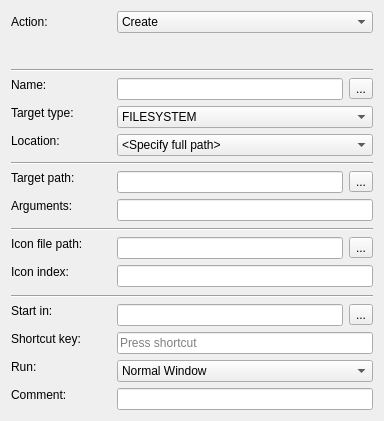
august-alt/policy-preferences-editor-prototype, file src/apps/mvvm-folders/shortcuts/shortcutswidget.ui: the form before one commit.
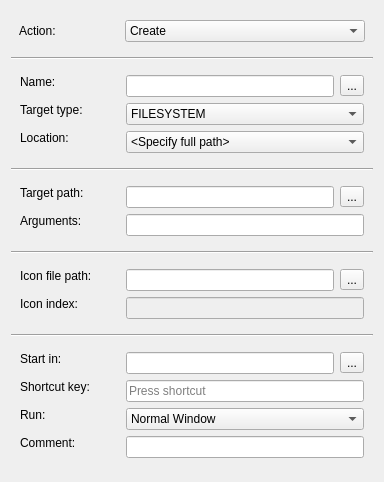
The form after the commit.

```diff
--- a/src/apps/mvvm-folders/shortcuts/shortcutswidget.ui
+++ b/src/apps/mvvm-folders/shortcuts/shortcutswidget.ui
@@ -7,66 +7,13 @@
     <x>0</x>
     <y>0</y>
     <width>384</width>
-    <height>421</height>
+    <height>482</height>
    </rect>
   </property>
   <property name="windowTitle">
    <string>Form</string>
   </property>
   <layout class="QGridLayout" name="gridLayout">
-   <item row="0" column="0">
-    <layout class="QFormLayout" name="actionLayout">
-     <item row="0" column="0">
-      <widget class="QLabel" name="actionLabel">
-       <property name="sizePolicy">
-        <sizepolicy hsizetype="MinimumExpanding" vsizetype="Preferred">
-         <horstretch>0</horstretch>
-         <verstretch>0</verstretch>
-        </sizepolicy>
-       </property>
-       <property name="minimumSize">
-        <size>
-         <width>100</width>
-         <height>0</height>
-        </size>
-       </property>
-       <property name="text">
-        <string>Action:</string>
-       </property>
-       <property name="buddy">
-        <cstring>actionComboBox</cstring>
-       </property>
-      </widget>
-     </item>
-     <item row="0" column="1">
-      <widget class="QComboBox" name="actionComboBox">
-       <property name="currentText">
-        <string>Create</string>
-       </property>
-       <item>
-        <property name="text">
-         <string>Create</string>
-        </property>
-       </item>
-       <item>
-        <property name="text">
-         <string>Replace</string>
-        </property>
-       </item>
-       <item>
-        <property name="text">
-         <string>Update</string>
-        </property>
-       </item>
-       <item>
-        <property name="text">
-         <string>Delete</string>
-        </property>
-       </item>
-      </widget>
-     </item>
-    </layout>
-   </item>
    <item row="1" column="0">
     <widget class="Line" name="line">
      <property name="font">
@@ -79,188 +26,6 @@
      </property>
     </widget>
    </item>
-   <item row="2" column="0">
-    <layout class="QFormLayout" name="mainLayout">
-     <item row="0" column="1">
-      <layout class="QHBoxLayout" name="nameLayout">
-       <item>
-        <widget class="QLineEdit" name="nameLineEdit">
-         <property name="text">
-          <string/>
-         </property>
-        </widget>
-       </item>
-       <item>
-        <widget class="QToolButton" name="nameToolButton">
-         <property name="text">
-          <string>...</string>
-         </property>
-        </widget>
-       </item>
-      </layout>
-     </item>
-     <item row="1" column="0">
-      <widget class="QLabel" name="targetTypeLabel">
-       <property name="sizePolicy">
-        <sizepolicy hsizetype="MinimumExpanding" vsizetype="Fixed">
-         <horstretch>0</horstretch>
-         <verstretch>0</verstretch>
-        </sizepolicy>
-       </property>
-       <property name="minimumSize">
-        <size>
-         <width>100</width>
-         <height>0</height>
-        </size>
-       </property>
-       <property name="text">
-        <string>Target type:</string>
-       </property>
-      </widget>
-     </item>
-     <item row="1" column="1">
-      <widget class="QComboBox" name="targetTypeComboBox">
-       <item>
-        <property name="text">
-         <string>FILESYSTEM</string>
-        </property>
-       </item>
-       <item>
-        <property name="text">
-         <string>URL</string>
-        </property>
-       </item>
-       <item>
-        <property name="text">
-         <string>SHELL</string>
-        </property>
-       </item>
-      </widget>
-     </item>
-     <item row="2" column="0">
-      <widget class="QLabel" name="locationLabel">
-       <property name="sizePolicy">
-        <sizepolicy hsizetype="MinimumExpanding" vsizetype="Fixed">
-         <horstretch>0</horstretch>
-         <verstretch>0</verstretch>
-        </sizepolicy>
-       </property>
-       <property name="minimumSize">
-        <size>
-         <width>100</width>
-         <height>0</height>
-        </size>
-       </property>
-       <property name="text">
-        <string>Location:</string>
-       </property>
-      </widget>
-     </item>
-     <item row="2" column="1">
-      <widget class="QComboBox" name="locationComboBox">
-       <item>
-        <property name="text">
-         <string>&lt;Specify full path&gt;</string>
-        </property>
-       </item>
-       <item>
-        <property name="text">
-         <string>Desktop</string>
-        </property>
-       </item>
-       <item>
-        <property name="text">
-         <string>Start Menu</string>
-        </property>
-       </item>
-       <item>
-        <property name="text">
-         <string>Programs</string>
-        </property>
-       </item>
-       <item>
-        <property name="text">
-         <string>StartUp</string>
-        </property>
-       </item>
-       <item>
-        <property name="text">
-         <string>Explorer Favorites</string>
-        </property>
-       </item>
-       <item>
-        <property name="text">
-         <string>Explorer Links</string>
-        </property>
-       </item>
-       <item>
-        <property name="text">
-         <string>Send To</string>
-        </property>
-       </item>
-       <item>
-        <property name="text">
-         <string>Recent</string>
-        </property>
-       </item>
-       <item>
-        <property name="text">
-         <string>Quick Launch ToolBar</string>
-        </property>
-       </item>
-       <item>
-        <property name="text">
-         <string>My Network Places</string>
-        </property>
-       </item>
-       <item>
-        <property name="text">
-         <string>All Users Desktop</string>
-        </property>
-       </item>
-       <item>
-        <property name="text">
-         <string>All Users Start Menu</string>
-        </property>
-       </item>
-       <item>
-        <property name="text">
-         <string>All Users Programs</string>
-        </property>
-       </item>
-       <item>
-        <property name="text">
-         <string>All Users StartUp</string>
-        </property>
-       </item>
-       <item>
-        <property name="text">
-         <string>All Users Explorer Favorites</string>
-        </property>
-       </item>
-      </widget>
-     </item>
-     <item row="0" column="0">
-      <widget class="QLabel" name="nameLabel">
-       <property name="sizePolicy">
-        <sizepolicy hsizetype="MinimumExpanding" vsizetype="Fixed">
-         <horstretch>0</horstretch>
-         <verstretch>0</verstretch>
-        </sizepolicy>
-       </property>
-       <property name="minimumSize">
-        <size>
-         <width>100</width>
-         <height>0</height>
-        </size>
-       </property>
-       <property name="text">
-        <string>Name:</string>
-       </property>
-      </widget>
-     </item>
-    </layout>
-   </item>
    <item row="3" column="0">
     <widget class="Line" name="line_2">
      <property name="font">
@@ -273,7 +38,45 @@
      </property>
     </widget>
    </item>
+   <item row="5" column="0">
+    <widget class="Line" name="line_3">
+     <property name="font">
+      <font>
+       <pointsize>9</pointsize>
+      </font>
+     </property>
+     <property name="orientation">
+      <enum>Qt::Horizontal</enum>
+     </property>
+    </widget>
+   </item>
+   <item row="7" column="0">
+    <widget class="Line" name="line_4">
+     <property name="font">
+      <font>
+       <pointsize>9</pointsize>
+      </font>
+     </property>
+     <property name="orientation">
+      <enum>Qt::Horizontal</enum>
+     </property>
+    </widget>
+   </item>
+   <item row="9" column="0">
+    <spacer name="verticalSpacer">
+     <property name="orientation">
+      <enum>Qt::Vertical</enum>
+     </property>
+     <property name="sizeHint" stdset="0">
+      <size>
+       <width>20</width>
+       <height>40</height>
+      </size>
+     </property>
+    </spacer>
+   </item>
    <item row="4" column="0">
+    <widget class="QWidget" name="targetPathWidget" native="true">
     <layout class="QFormLayout" name="pathLayout">
      <item row="0" column="0">
       <widget class="QLabel" name="targetPathLabel">
@@ -339,20 +142,10 @@
       </widget>
      </item>
     </layout>
-   </item>
-   <item row="5" column="0">
-    <widget class="Line" name="line_3">
-     <property name="font">
-      <font>
-       <pointsize>9</pointsize>
-      </font>
-     </property>
-     <property name="orientation">
-      <enum>Qt::Horizontal</enum>
-     </property>
     </widget>
    </item>
    <item row="6" column="0">
+    <widget class="QWidget" name="iconFileWidget" native="true">
     <layout class="QFormLayout" name="iconLayout">
      <item row="0" column="0">
       <widget class="QLabel" name="iconFilePathLabel">
@@ -412,26 +205,19 @@
      </item>
      <item row="1" column="1">
       <widget class="QLineEdit" name="iconIndexLineEdit">
+        <property name="enabled">
+         <bool>false</bool>
+        </property>
        <property name="text">
         <string/>
        </property>
       </widget>
      </item>
     </layout>
-   </item>
-   <item row="7" column="0">
-    <widget class="Line" name="line_4">
-     <property name="font">
-      <font>
-       <pointsize>9</pointsize>
-      </font>
-     </property>
-     <property name="orientation">
-      <enum>Qt::Horizontal</enum>
-     </property>
     </widget>
    </item>
    <item row="8" column="0">
+    <widget class="QWidget" name="startInWidget" native="true">
     <layout class="QFormLayout" name="propertiesLayout">
      <item row="0" column="0">
       <widget class="QLabel" name="startInLabel">
@@ -557,6 +343,249 @@
       <widget class="QKeySequenceEdit" name="shortkutKeySequenceEdit"/>
      </item>
     </layout>
+    </widget>
+   </item>
+   <item row="2" column="0">
+    <widget class="QWidget" name="mainWidget" native="true">
+     <layout class="QFormLayout" name="mainLayout">
+      <item row="0" column="1">
+       <layout class="QHBoxLayout" name="nameLayout">
+        <item>
+         <widget class="QLineEdit" name="nameLineEdit">
+          <property name="text">
+           <string/>
+          </property>
+         </widget>
+        </item>
+        <item>
+         <widget class="QToolButton" name="nameToolButton">
+          <property name="text">
+           <string>...</string>
+          </property>
+         </widget>
+        </item>
+       </layout>
+      </item>
+      <item row="1" column="0">
+       <widget class="QLabel" name="targetTypeLabel">
+        <property name="sizePolicy">
+         <sizepolicy hsizetype="MinimumExpanding" vsizetype="Fixed">
+          <horstretch>0</horstretch>
+          <verstretch>0</verstretch>
+         </sizepolicy>
+        </property>
+        <property name="minimumSize">
+         <size>
+          <width>100</width>
+          <height>0</height>
+         </size>
+        </property>
+        <property name="text">
+         <string>Target type:</string>
+        </property>
+       </widget>
+      </item>
+      <item row="1" column="1">
+       <widget class="QComboBox" name="targetTypeComboBox">
+        <item>
+         <property name="text">
+          <string>FILESYSTEM</string>
+         </property>
+        </item>
+        <item>
+         <property name="text">
+          <string>URL</string>
+         </property>
+        </item>
+        <item>
+         <property name="text">
+          <string>SHELL</string>
+         </property>
+        </item>
+       </widget>
+      </item>
+      <item row="2" column="0">
+       <widget class="QLabel" name="locationLabel">
+        <property name="sizePolicy">
+         <sizepolicy hsizetype="MinimumExpanding" vsizetype="Fixed">
+          <horstretch>0</horstretch>
+          <verstretch>0</verstretch>
+         </sizepolicy>
+        </property>
+        <property name="minimumSize">
+         <size>
+          <width>100</width>
+          <height>0</height>
+         </size>
+        </property>
+        <property name="text">
+         <string>Location:</string>
+        </property>
+       </widget>
+      </item>
+      <item row="2" column="1">
+       <widget class="QComboBox" name="locationComboBox">
+        <item>
+         <property name="text">
+          <string>&lt;Specify full path&gt;</string>
+         </property>
+        </item>
+        <item>
+         <property name="text">
+          <string>Desktop</string>
+         </property>
+        </item>
+        <item>
+         <property name="text">
+          <string>Start Menu</string>
+         </property>
+        </item>
+        <item>
+         <property name="text">
+          <string>Programs</string>
+         </property>
+        </item>
+        <item>
+         <property name="text">
+          <string>StartUp</string>
+         </property>
+        </item>
+        <item>
+         <property name="text">
+          <string>Explorer Favorites</string>
+         </property>
+        </item>
+        <item>
+         <property name="text">
+          <string>Explorer Links</string>
+         </property>
+        </item>
+        <item>
+         <property name="text">
+          <string>Send To</string>
+         </property>
+        </item>
+        <item>
+         <property name="text">
+          <string>Recent</string>
+         </property>
+        </item>
+        <item>
+         <property name="text">
+          <string>Quick Launch ToolBar</string>
+         </property>
+        </item>
+        <item>
+         <property name="text">
+          <string>My Network Places</string>
+         </property>
+        </item>
+        <item>
+         <property name="text">
+          <string>All Users Desktop</string>
+         </property>
+        </item>
+        <item>
+         <property name="text">
+          <string>All Users Start Menu</string>
+         </property>
+        </item>
+        <item>
+         <property name="text">
+          <string>All Users Programs</string>
+         </property>
+        </item>
+        <item>
+         <property name="text">
+          <string>All Users StartUp</string>
+         </property>
+        </item>
+        <item>
+         <property name="text">
+          <string>All Users Explorer Favorites</string>
+         </property>
+        </item>
+       </widget>
+      </item>
+      <item row="0" column="0">
+       <widget class="QLabel" name="nameLabel">
+        <property name="sizePolicy">
+         <sizepolicy hsizetype="MinimumExpanding" vsizetype="Fixed">
+          <horstretch>0</horstretch>
+          <verstretch>0</verstretch>
+         </sizepolicy>
+        </property>
+        <property name="minimumSize">
+         <size>
+          <width>100</width>
+          <height>0</height>
+         </size>
+        </property>
+        <property name="text">
+         <string>Name:</string>
+        </property>
+       </widget>
+      </item>
+     </layout>
+    </widget>
+   </item>
+   <item row="0" column="0">
+    <widget class="QWidget" name="actionWidget" native="true">
+     <layout class="QFormLayout" name="actionLayout">
+      <property name="leftMargin">
+       <number>8</number>
+      </property>
+      <property name="rightMargin">
+       <number>8</number>
+      </property>
+      <item row="0" column="0">
+       <widget class="QLabel" name="actionLabel">
+        <property name="sizePolicy">
+         <sizepolicy hsizetype="MinimumExpanding" vsizetype="Preferred">
+          <horstretch>0</horstretch>
+          <verstretch>0</verstretch>
+         </sizepolicy>
+        </property>
+        <property name="minimumSize">
+         <size>
+          <width>100</width>
+          <height>0</height>
+         </size>
+        </property>
+        <property name="text">
+         <string>Action:</string>
+        </property>
+       </widget>
+      </item>
+      <item row="0" column="1">
+       <widget class="QComboBox" name="actionComboBox">
+        <property name="currentText">
+         <string>Create</string>
+        </property>
+        <item>
+         <property name="text">
+          <string>Create</string>
+         </property>
+        </item>
+        <item>
+         <property name="text">
+          <string>Replace</string>
+         </property>
+        </item>
+        <item>
+         <property name="text">
+          <string>Update</string>
+         </property>
+        </item>
+        <item>
+         <property name="text">
+          <string>Delete</string>
+         </property>
+        </item>
+       </widget>
+      </item>
+     </layout>
+    </widget>
    </item>
   </layout>
  </widget>
```
Lines whose indentation alone changed are shown as unchanged.
